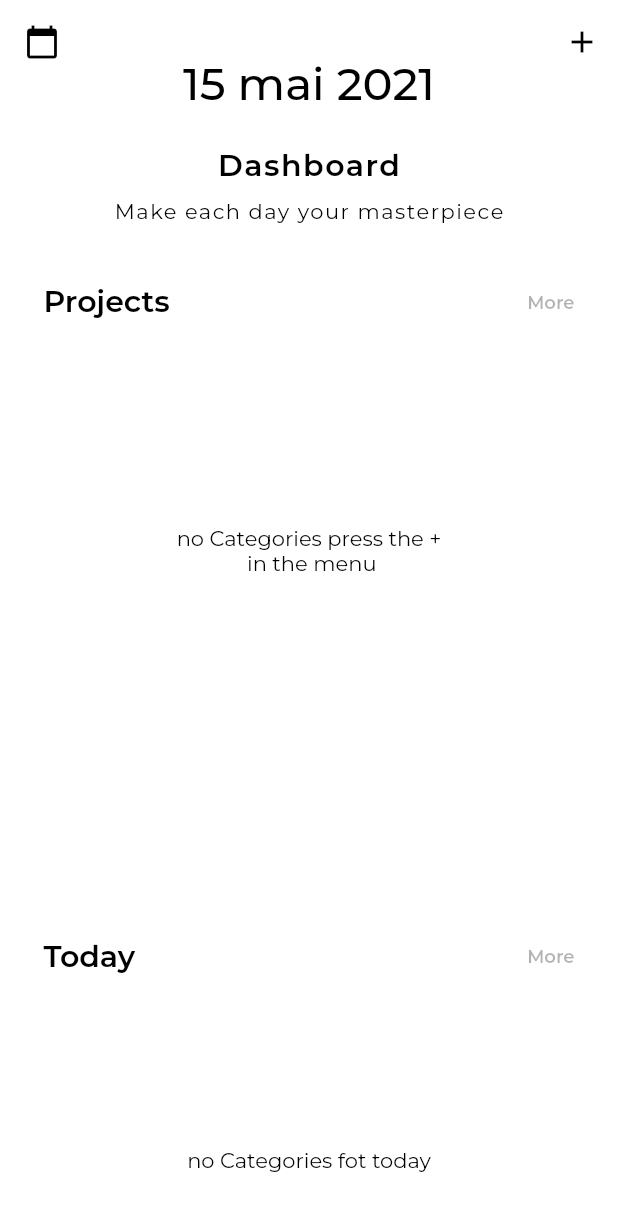
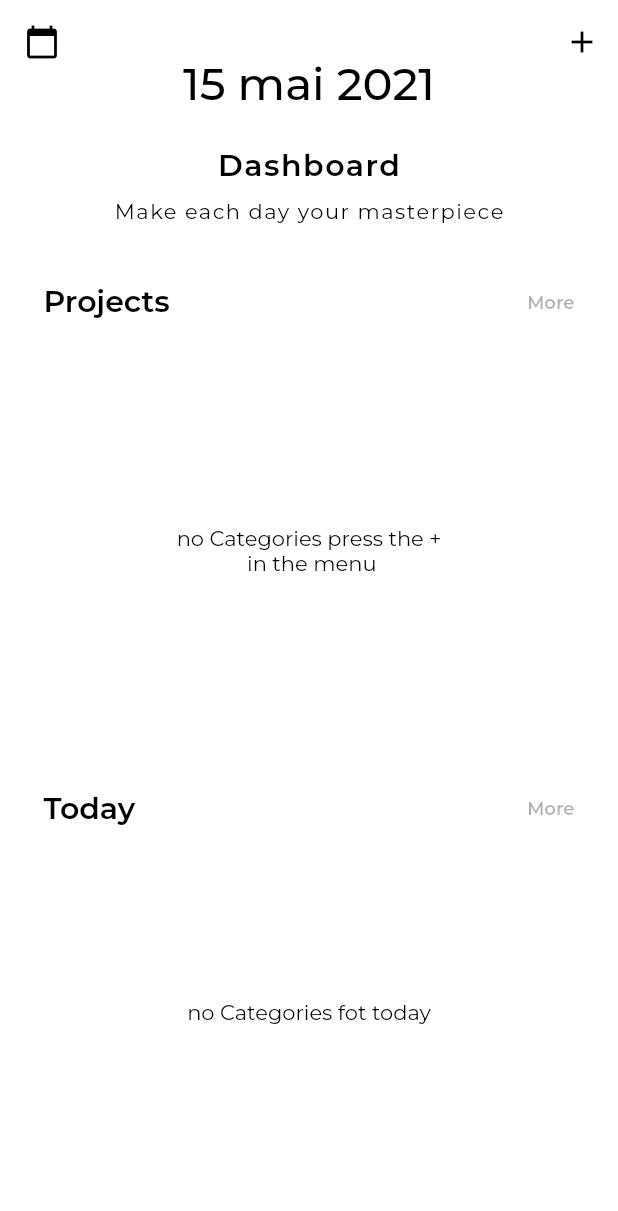
Before and after one commit to tookie92/portoun, a Flutter app: the HomePage screen opened directly, on a phone screen of 412 x 824 dp. Shown: the top 1211 px of the screen. Run offline on Flutter 3.47's test engine with Material 2 defaults, Android fonts, the phone set to English and light mode, and no system bars; our stand-ins replace animate_do, cloud_firestore, date_time_picker, firebase_core, flutter_slidable, google_fonts and 1 more; missing offline and left inert: flutter_neat_and_clean_calendar; accounts and stored records are empty.

Commit message:
ok ich komme

```diff
--- a/lib/ui/screens/home_page.dart
+++ b/lib/ui/screens/home_page.dart
@@ -12,6 +12,7 @@ class HomePage extends StatelessWidget {
     final size = MediaQuery.of(context).size;
     final bloc = BlocProvider.of<BlocHome>(context);
     final _formKey = GlobalKey<FormState>();
+    print('${DateFormat('yyyy-MM-dd hh:mm').format(DateTime.now())}');
 
     return Scaffold(
       body: Container(
@@ -123,7 +124,7 @@ class HomePage extends StatelessWidget {
                     delegate: SliverChildBuilderDelegate(
                       (BuildContext context, int index) {
                         return Container(
-                          height: size.height * 0.65,
+                          height: size.height * 0.53,
                           width: size.width,
                           //decoration: BoxDecoration(color: Colors.green),
                           child: Column(
@@ -206,7 +207,7 @@ class HomePage extends StatelessWidget {
                                             ),
                                           )
                                         : Container(
-                                            height: size.height * 0.4,
+                                            height: size.height * 0.3,
                                             width: size.width,
                                             //color: Colors.blueAccent,
                                             child: PageView(
@@ -266,7 +267,8 @@ class HomePage extends StatelessWidget {
                               stream: truc.collectionReference!
                                   .where(
                                     'debut',
-                                    isEqualTo: DateTime.now().toString(),
+                                    isEqualTo: DateFormat('yyyy-MM-dd hh:mm')
+                                        .format(DateTime.now()),
                                   )
                                   .snapshots(),
                               builder: (BuildContext context,
```
